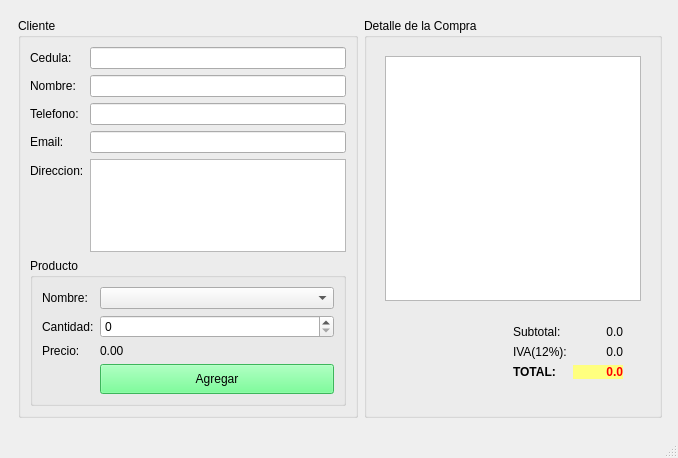
Before: the Qt Designer form tienda.ui in XMoiX22/Qt-Tienda, drawn with Qt 5.
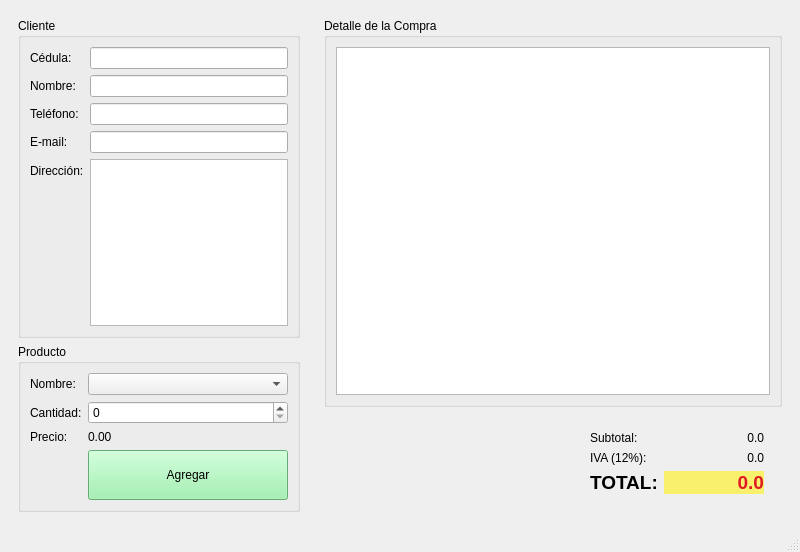
After: the same form once the commit is applied.

The edit to the form file:
```diff
--- a/tienda.ui
+++ b/tienda.ui
@@ -6,25 +6,31 @@
    <rect>
     <x>0</x>
     <y>0</y>
-    <width>678</width>
-    <height>458</height>
+    <width>800</width>
+    <height>552</height>
    </rect>
   </property>
   <property name="windowTitle">
    <string>Tienda</string>
   </property>
   <widget class="QWidget" name="centralwidget">
-   <layout class="QFormLayout" name="formLayout_4">
-    <item row="0" column="0">
-     <widget class="QWidget" name="widget_2" native="true">
+   <layout class="QHBoxLayout" name="horizontalLayout_3">
+    <item>
+     <widget class="QWidget" name="widget" native="true">
+      <property name="minimumSize">
+       <size>
+        <width>300</width>
+        <height>0</height>
+       </size>
+      </property>
       <property name="maximumSize">
        <size>
-        <width>700</width>
+        <width>300</width>
         <height>16777215</height>
        </size>
       </property>
-      <layout class="QGridLayout" name="gridLayout">
-       <item row="0" column="0">
+      <layout class="QVBoxLayout" name="verticalLayout">
+       <item>
         <widget class="QGroupBox" name="groupBox">
          <property name="title">
           <string>Cliente</string>
@@ -33,62 +39,61 @@
           <item row="0" column="0">
            <widget class="QLabel" name="label">
             <property name="text">
-             <string>Cedula:</string>
+             <string>Cédula:</string>
             </property>
            </widget>
           </item>
           <item row="0" column="1">
-           <widget class="QLineEdit" name="inCedula">
-            <property name="text">
-             <string/>
-            </property>
-           </widget>
+           <widget class="QLineEdit" name="inCedula"/>
           </item>
-          <item row="1" column="0">
+          <item row="2" column="0">
            <widget class="QLabel" name="label_2">
             <property name="text">
              <string>Nombre:</string>
             </property>
            </widget>
           </item>
-          <item row="1" column="1">
+          <item row="2" column="1">
            <widget class="QLineEdit" name="inNombre"/>
           </item>
-          <item row="2" column="0">
+          <item row="4" column="0">
            <widget class="QLabel" name="label_3">
             <property name="text">
-             <string>Telefono:</string>
+             <string>Teléfono:</string>
             </property>
            </widget>
           </item>
-          <item row="2" column="1">
+          <item row="4" column="1">
            <widget class="QLineEdit" name="inTelefono"/>
           </item>
-          <item row="4" column="0">
+          <item row="6" column="0">
            <widget class="QLabel" name="label_4">
             <property name="text">
-             <string>Email:</string>
+             <string>E-mail:</string>
             </property>
            </widget>
           </item>
-          <item row="4" column="1">
+          <item row="6" column="1">
            <widget class="QLineEdit" name="inEmail"/>
           </item>
-          <item row="5" column="0">
+          <item row="8" column="0">
            <widget class="QLabel" name="label_5">
             <property name="text">
-             <string>Direccion:</string>
+             <string>Dirección:</string>
             </property>
            </widget>
           </item>
-          <item row="5" column="1">
+          <item row="8" column="1">
            <widget class="QPlainTextEdit" name="inDireccion">
             <property name="lineWidth">
              <number>3</number>
             </property>
            </widget>
           </item>
-          <item row="6" column="0" colspan="2">
+         </layout>
+        </widget>
+       </item>
+       <item>
            <widget class="QGroupBox" name="groupBox_2">
             <property name="title">
              <string>Producto</string>
@@ -104,83 +109,85 @@
              <item row="0" column="1">
               <widget class="QComboBox" name="inProducto"/>
              </item>
-             <item row="1" column="0">
+          <item row="2" column="0">
               <widget class="QLabel" name="label_7">
                <property name="text">
                 <string>Cantidad:</string>
                </property>
               </widget>
              </item>
-             <item row="1" column="1">
+          <item row="2" column="1">
               <widget class="QSpinBox" name="inCantidad"/>
              </item>
-             <item row="2" column="1">
+          <item row="4" column="0">
+           <widget class="QLabel" name="label_8">
+            <property name="text">
+             <string>Precio:</string>
+            </property>
+           </widget>
+          </item>
+          <item row="4" column="1">
               <widget class="QLabel" name="outPrecio">
                <property name="text">
                 <string>0.00</string>
                </property>
               </widget>
              </item>
-             <item row="3" column="1">
-              <widget class="QPushButton" name="btnAgregrar">
+          <item row="7" column="1">
+           <widget class="QPushButton" name="btnAgregar">
                <property name="minimumSize">
                 <size>
                  <width>0</width>
-                 <height>30</height>
+              <height>50</height>
                 </size>
                </property>
                <property name="styleSheet">
-                <string notr="true">background-color: rgb(85, 255, 127);
-color: rgb(0, 0, 0);</string>
+             <string notr="true">background-color: rgb(143, 240, 164);</string>
                </property>
                <property name="text">
                 <string>Agregar</string>
                </property>
               </widget>
              </item>
-             <item row="2" column="0">
-              <widget class="QLabel" name="label_8">
-               <property name="text">
-                <string>Precio:</string>
-               </property>
-              </widget>
-             </item>
             </layout>
            </widget>
           </item>
          </layout>
         </widget>
        </item>
-       <item row="0" column="1">
+    <item>
+     <widget class="QWidget" name="widget_2" native="true">
+      <layout class="QVBoxLayout" name="verticalLayout_2">
+       <item>
         <widget class="QGroupBox" name="groupBox_3">
          <property name="title">
           <string>Detalle de la Compra</string>
          </property>
-         <layout class="QHBoxLayout" name="horizontalLayout_3">
-          <item>
-           <widget class="QWidget" name="widget_4" native="true">
-            <layout class="QVBoxLayout" name="verticalLayout_3">
-             <item>
-              <widget class="QTableWidget" name="outDetalle"/>
-             </item>
-             <item>
-              <widget class="QWidget" name="widget_5" native="true">
                <layout class="QHBoxLayout" name="horizontalLayout_2">
                 <item>
+           <widget class="QTableWidget" name="outDetalle"/>
+          </item>
+         </layout>
+        </widget>
+       </item>
+       <item>
+        <widget class="QWidget" name="widget_3" native="true">
+         <layout class="QHBoxLayout" name="horizontalLayout">
+          <item>
                  <spacer name="horizontalSpacer">
                   <property name="orientation">
                    <enum>Qt::Horizontal</enum>
                   </property>
                   <property name="sizeHint" stdset="0">
                    <size>
-                    <width>103</width>
+              <width>187</width>
                     <height>20</height>
                    </size>
                   </property>
                  </spacer>
                 </item>
                 <item>
-                 <widget class="QWidget" name="widget_6" native="true">
+           <widget class="QWidget" name="widget_4" native="true">
                   <layout class="QFormLayout" name="formLayout_3">
                    <item row="0" column="0">
                     <widget class="QLabel" name="label_10">
@@ -193,7 +200,7 @@
                     <widget class="QLabel" name="outSubtotal">
                      <property name="minimumSize">
                       <size>
-                       <width>50</width>
+                 <width>100</width>
                        <height>0</height>
                       </size>
                      </property>
@@ -208,7 +215,7 @@
                    <item row="1" column="0">
                     <widget class="QLabel" name="label_11">
                      <property name="text">
-                      <string>IVA(12%):</string>
+                <string>IVA (12%):</string>
                      </property>
                     </widget>
                    </item>
@@ -216,7 +223,7 @@
                     <widget class="QLabel" name="outIva">
                      <property name="minimumSize">
                       <size>
-                       <width>50</width>
+                 <width>100</width>
                        <height>0</height>
                       </size>
                      </property>
@@ -232,7 +239,7 @@
                     <widget class="QLabel" name="label_12">
                      <property name="font">
                       <font>
-                       <pointsize>9</pointsize>
+                 <pointsize>14</pointsize>
                        <weight>75</weight>
                        <bold>true</bold>
                       </font>
@@ -246,20 +253,20 @@
                     <widget class="QLabel" name="outTotal">
                      <property name="minimumSize">
                       <size>
-                       <width>50</width>
+                 <width>100</width>
                        <height>0</height>
                       </size>
                      </property>
                      <property name="font">
                       <font>
-                       <pointsize>9</pointsize>
+                 <pointsize>14</pointsize>
                        <weight>75</weight>
                        <bold>true</bold>
                       </font>
                      </property>
                      <property name="styleSheet">
-                      <string notr="true">background-color: rgb(255, 255, 127);
-color: rgb(255, 0, 0);</string>
+                <string notr="true">background-color: rgb(249, 240, 107);
+color: rgb(224, 27, 36);</string>
                      </property>
                      <property name="text">
                       <string>0.0</string>
@@ -267,12 +274,6 @@
                      <property name="alignment">
                       <set>Qt::AlignRight|Qt::AlignTrailing|Qt::AlignVCenter</set>
                      </property>
-                    </widget>
-                   </item>
-                  </layout>
-                 </widget>
-                </item>
-               </layout>
               </widget>
              </item>
             </layout>
@@ -291,7 +292,7 @@
     <rect>
      <x>0</x>
      <y>0</y>
-     <width>678</width>
+     <width>800</width>
      <height>20</height>
     </rect>
    </property>
```
Lines whose indentation alone changed are shown as unchanged.
